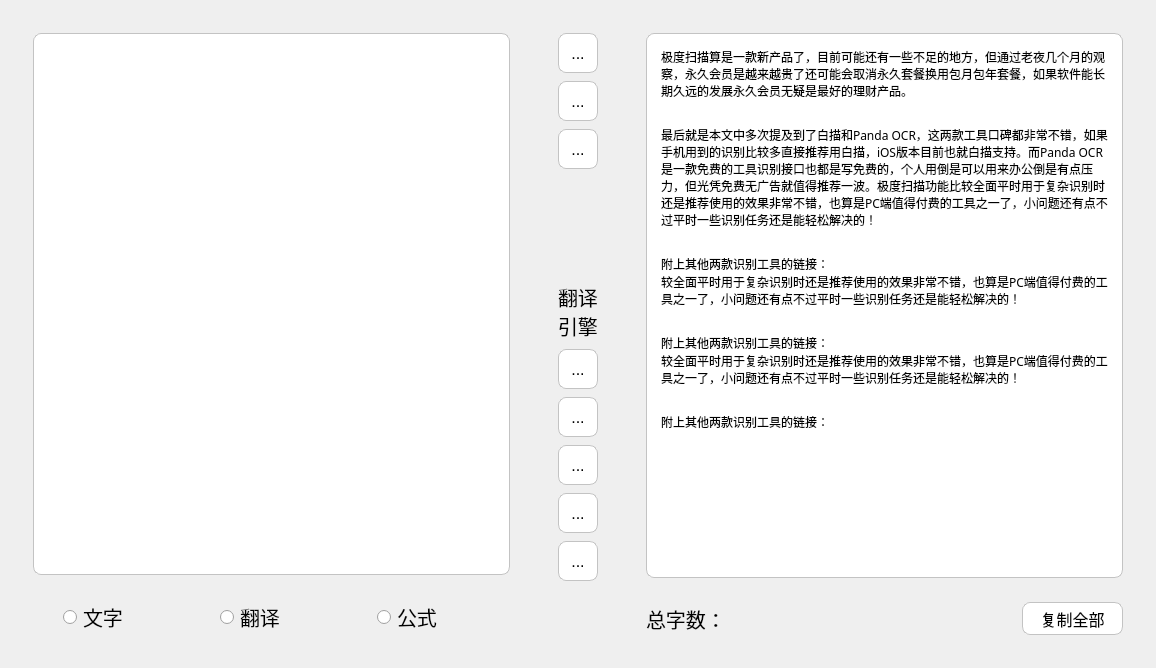
Qt form mainwindow.ui (Jackiu1997/SimpleOCR) before a commit.
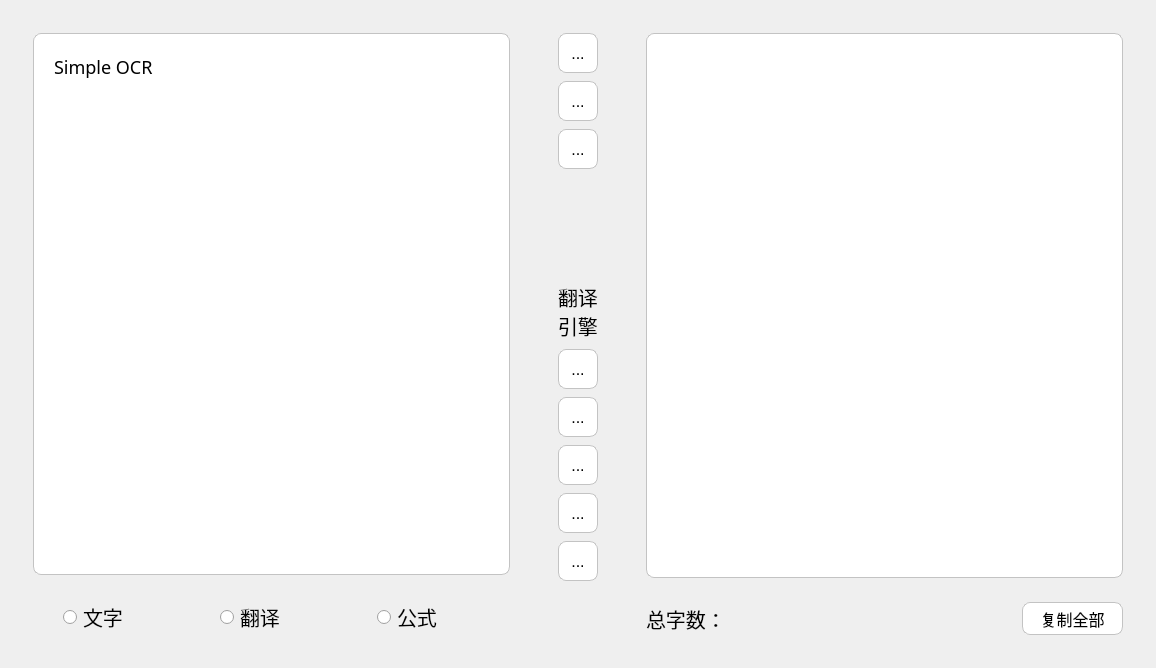
The same form after that commit. Icons and pictures are not drawn.

The edit to the form file:
```diff
--- a/mainwindow.ui
+++ b/mainwindow.ui
@@ -44,7 +44,7 @@
 	background-color: rgb(243, 243, 243);
 	border-radius: 8px;
 }
-QGraphicsView {
+.QFrame {
 	background-color: rgb(255, 255, 255);
 	border-radius: 8px;
 	padding: 10px;
@@ -59,6 +59,12 @@
 	border-color: rgb(195, 195, 195);
 	border-style: solid;
 	border-width: 1px;
+	font-family: &quot;宋体&quot;;
+	font-size: 18px;
+}
+QLabel#inputEdit {
+	font-family: &quot;宋体&quot;;
+	font-size: 18px;
 }
 </string>
   </property>
@@ -68,7 +74,7 @@
      <number>0</number>
     </property>
     <item>
-     <layout class="QVBoxLayout" name="leftLayout" stretch="0,0">
+     <layout class="QVBoxLayout" name="leftLayout" stretch="1,0">
       <property name="spacing">
        <number>24</number>
       </property>
@@ -85,10 +91,49 @@
        <number>24</number>
       </property>
       <item>
-       <widget class="QGraphicsView" name="imageGraphicView">
-        <property name="styleSheet">
-         <string notr="true"/>
+       <widget class="QFrame" name="frame">
+        <property name="frameShape">
+         <enum>QFrame::StyledPanel</enum>
         </property>
+        <property name="frameShadow">
+         <enum>QFrame::Raised</enum>
+        </property>
+        <layout class="QHBoxLayout" name="horizontalLayout_4">
+         <property name="leftMargin">
+          <number>10</number>
+         </property>
+         <property name="topMargin">
+          <number>10</number>
+         </property>
+         <property name="rightMargin">
+          <number>10</number>
+         </property>
+         <property name="bottomMargin">
+          <number>10</number>
+         </property>
+         <item>
+          <widget class="QLabel" name="inputEdit">
+           <property name="font">
+            <font>
+             <family>宋体</family>
+             <pointsize>-1</pointsize>
+            </font>
+           </property>
+           <property name="text">
+            <string>Simple OCR</string>
+           </property>
+           <property name="textFormat">
+            <enum>Qt::AutoText</enum>
+           </property>
+           <property name="alignment">
+            <set>Qt::AlignLeading|Qt::AlignLeft|Qt::AlignTop</set>
+           </property>
+           <property name="wordWrap">
+            <bool>true</bool>
+           </property>
+          </widget>
+         </item>
+        </layout>
        </widget>
       </item>
       <item>
@@ -499,13 +544,7 @@
        <number>24</number>
       </property>
       <item>
-       <widget class="QTextEdit" name="textEdit">
-        <property name="font">
-         <font>
-          <family>微软雅黑</family>
-          <pointsize>-1</pointsize>
-         </font>
-        </property>
+       <widget class="QTextEdit" name="resultEdit">
         <property name="styleSheet">
          <string notr="true"/>
         </property>
@@ -522,10 +561,8 @@
          <string>&lt;!DOCTYPE HTML PUBLIC &quot;-//W3C//DTD HTML 4.0//EN&quot; &quot;http://www.w3.org/TR/REC-html40/strict.dtd&quot;&gt;
 &lt;html&gt;&lt;head&gt;&lt;meta name=&quot;qrichtext&quot; content=&quot;1&quot; /&gt;&lt;style type=&quot;text/css&quot;&gt;
 p, li { white-space: pre-wrap; }
-&lt;/style&gt;&lt;/head&gt;&lt;body style=&quot; font-family:'微软雅黑'; font-size:20px; font-weight:400; font-style:normal;&quot;&gt;
-&lt;p style=&quot; margin-top:0px; margin-bottom:0px; margin-left:0px; margin-right:0px; -qt-block-indent:0; text-indent:0px;&quot;&gt;&lt;span style=&quot; font-family:'SimSun'; font-size:9pt;&quot;&gt;极度扫描算是一款新产品了，目前可能还有一些不足的地方，但通过老夜几个月的观察，永久会员是越来越贵了还可能会取消永久套餐换用包月包年套餐，如果软件能长期久远的发展永久会员无疑是最好的理财产品。&lt;br /&gt;&lt;br /&gt;最后就是本文中多次提及到了白描和Panda OCR，这两款工具口碑都非常不错，如果手机用到的识别比较多直接推荐用白描，iOS版本目前也就白描支持。而Panda OCR是一款免费的工具识别接口也都是写免费的，个人用倒是可以用来办公倒是有点压力，但光凭免费无广告就值得推荐一波。极度扫描功能比较全面平时用于复杂识别时还是推荐使用的效果非常不错，也算是PC端值得付费的工具之一了，小问题还有点不过平时一些识别任务还是能轻松解决的！&lt;br /&gt;&lt;br /&gt;附上其他两款识别工具的链接： &lt;/span&gt;&lt;/p&gt;
-&lt;p style=&quot; margin-top:0px; margin-bottom:0px; margin-left:0px; margin-right:0px; -qt-block-indent:0; text-indent:0px;&quot;&gt;&lt;span style=&quot; font-family:'SimSun'; font-size:9pt;&quot;&gt;较全面平时用于复杂识别时还是推荐使用的效果非常不错，也算是PC端值得付费的工具之一了，小问题还有点不过平时一些识别任务还是能轻松解决的！&lt;br /&gt;&lt;br /&gt;附上其他两款识别工具的链接： &lt;/span&gt;&lt;/p&gt;
-&lt;p style=&quot; margin-top:0px; margin-bottom:0px; margin-left:0px; margin-right:0px; -qt-block-indent:0; text-indent:0px;&quot;&gt;&lt;span style=&quot; font-family:'SimSun'; font-size:9pt;&quot;&gt;较全面平时用于复杂识别时还是推荐使用的效果非常不错，也算是PC端值得付费的工具之一了，小问题还有点不过平时一些识别任务还是能轻松解决的！&lt;br /&gt;&lt;br /&gt;附上其他两款识别工具的链接： &lt;/span&gt;&lt;/p&gt;&lt;/body&gt;&lt;/html&gt;</string>
+&lt;/style&gt;&lt;/head&gt;&lt;body style=&quot; font-family:'宋体'; font-size:18px; font-weight:400; font-style:normal;&quot;&gt;
+&lt;p style=&quot;-qt-paragraph-type:empty; margin-top:0px; margin-bottom:0px; margin-left:0px; margin-right:0px; -qt-block-indent:0; text-indent:0px;&quot;&gt;&lt;br /&gt;&lt;/p&gt;&lt;/body&gt;&lt;/html&gt;</string>
         </property>
        </widget>
       </item>
```
Left out of the diff: 2 changed lines with no effect on the pictures.
